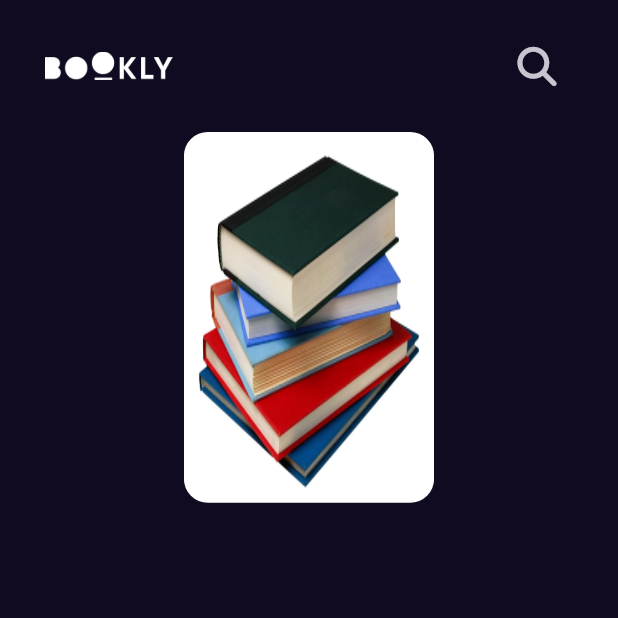
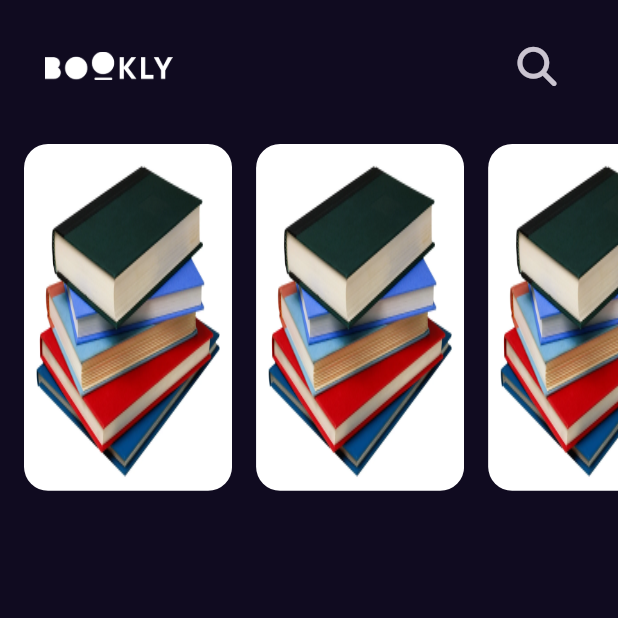
Before and after one commit to Mansourx83/Bookly, a Flutter app: the HomeView screen opened directly, on a phone screen of 412 x 824 dp, the top half of it. Run offline on Flutter 3.47's test engine with Material 3 defaults, Android fonts, the phone set to English and light mode, and no system bars; our stand-ins replace animated_text_kit, font_awesome_flutter, get.

Commit message:
create list of books

```diff
--- a/lib/features/home/presantion/views/widgets/custom_image.dart
+++ b/lib/features/home/presantion/views/widgets/custom_image.dart
@@ -7,9 +7,8 @@ class CustomImage extends StatelessWidget {
   @override
   Widget build(BuildContext context) {
     return SizedBox(
-      height: MediaQuery.of(context).size.height * .3,
       child: AspectRatio(
-        aspectRatio: 2.7 / 4,
+        aspectRatio: 2.4 / 4,
         child: Container(
           decoration: BoxDecoration(
             borderRadius: BorderRadius.circular(16),
--- a/lib/features/home/presantion/views/widgets/home_view_body.dart
+++ b/lib/features/home/presantion/views/widgets/home_view_body.dart
@@ -1,6 +1,5 @@
-import 'package:bookly/core/utils/assets.dart';
 import 'package:bookly/features/home/presantion/views/widgets/custom_app_bar.dart';
-import 'package:bookly/features/home/presantion/views/widgets/custom_image.dart';
+import 'package:bookly/features/home/presantion/views/widgets/list_of_books.dart';
 import 'package:flutter/material.dart';
 
 class HomeViewBody extends StatelessWidget {
@@ -11,7 +10,7 @@ class HomeViewBody extends StatelessWidget {
     return Column(
       children: [
         CustomAppBar(),
-        CustomImage(),
+        ListOfBooks(),
       ],
     );
   }
--- /dev/null
+++ b/lib/features/home/presantion/views/widgets/list_of_books.dart
@@ -0,0 +1,27 @@
+import 'package:bookly/features/home/presantion/views/widgets/custom_image.dart';
+import 'package:flutter/material.dart';
+
+class ListOfBooks extends StatelessWidget {
+  const ListOfBooks({
+    super.key,
+  });
+
+  @override
+  Widget build(BuildContext context) {
+    return SizedBox(
+      height: MediaQuery.of(context).size.height * .3,
+      child: ListView.builder(
+        scrollDirection: Axis.horizontal,
+        padding: EdgeInsets.all(8),
+        physics: BouncingScrollPhysics(),
+        itemBuilder: (context, index) {
+          return Padding(
+            padding: const EdgeInsets.symmetric(horizontal: 8.0),
+            child: CustomImage(),
+          );
+        },
+        itemCount: 5,
+      ),
+    );
+  }
+}
```
Also changed, not shown: 1 other file.
